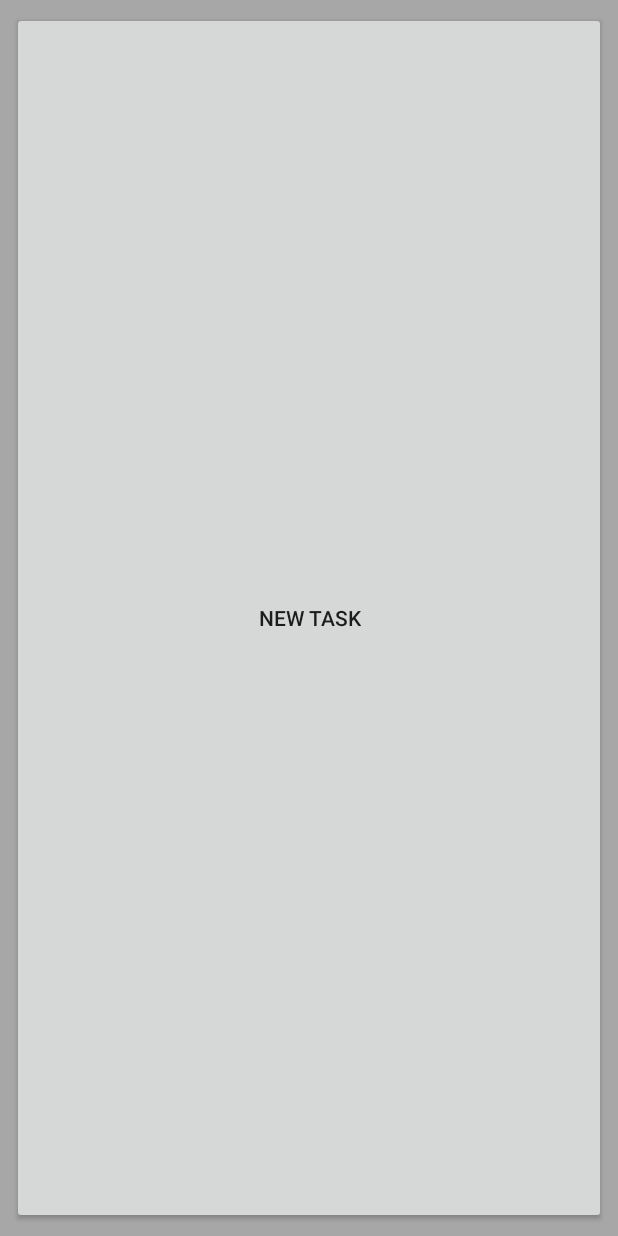
After one commit to CheckRates/Auda, an Android app: the layout app_widget.xml on its own in the app's theme, with its tools: preview values and no code run, on a phone screen of 412 x 824 dp. The commit adds this screen. Run offline under Robolectric (Android 15) with nearby library versions, the phone set to English and light mode, and no system bars.

Commit message:
:sparkles: New Task App Widget

```diff
--- /dev/null
+++ b/app/src/main/res/layout/app_widget.xml
@@ -0,0 +1,18 @@
+<?xml version="1.0" encoding="utf-8"?>
+<LinearLayout xmlns:android="http://schemas.android.com/apk/res/android"
+    android:id="@+id/app_widget"
+    android:layout_width="match_parent"
+    android:layout_height="match_parent"
+    android:background="#55000000"
+    android:orientation="horizontal"
+    android:padding="@dimen/widget_margin">
+
+    <!--        android:src="@drawable/aa"/>-->
+
+    <Button
+        android:id="@+id/widgetNewTaskBtn"
+        android:layout_width="match_parent"
+        android:layout_height="match_parent"
+        android:layout_weight="1"
+        android:text="@string/app_widget_button" />
+</LinearLayout>
--- a/app/src/main/res/values/dimens.xml
+++ b/app/src/main/res/values/dimens.xml
@@ -1,3 +1,4 @@
 <resources>
     <dimen name="fab_margin">16dp</dimen>
+    <dimen name="widget_margin">8dp</dimen>
 </resources>
--- a/app/src/main/res/values/strings.xml
+++ b/app/src/main/res/values/strings.xml
@@ -42,4 +42,5 @@
     <string name="website_help">Website help</string>
     <string name="about_text">About:</string>
     <string name="app_info">Version: 1\nDevelopers: Gabriel Gurgel, Michael Gordon, Duncan Snider, Amy Dayasundara, Paul Smith\n</string>
+    <string name="app_widget_button">New Task</string>
 </resources>
```
Also changed, not shown: app/src/main/AndroidManifest.xml (+8 -0 lines), app/src/main/java/com/github/mpagconestoga/mad_a01/objects/WidgetProvider.java (added, +29 -0 lines), app/src/main/res/xml/widget_info.xml (added, +9 -0 lines).
